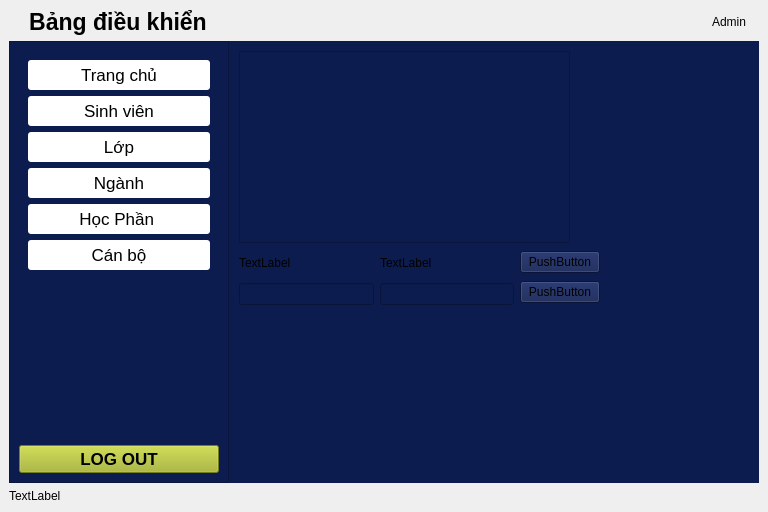
This is gui/quantri.ui in trungnguyen9999/StudentCheckedFace as Qt 5 draws it before an edit. The edited form follows.
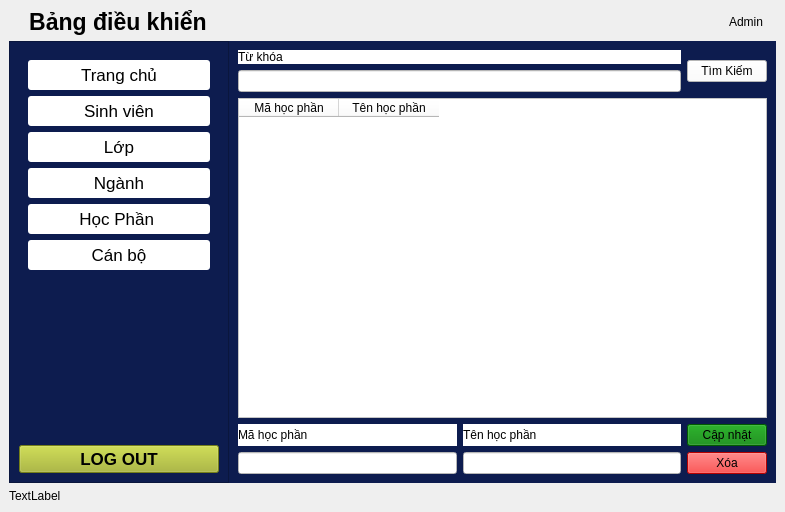
This is the edited form. Icons and pictures are not drawn.

The edit to the form file:
```diff
--- a/gui/quantri.ui
+++ b/gui/quantri.ui
@@ -6,7 +6,7 @@
    <rect>
     <x>0</x>
     <y>0</y>
-    <width>768</width>
+    <width>785</width>
     <height>512</height>
    </rect>
   </property>
@@ -375,37 +375,87 @@
          </widget>
         </widget>
         <widget class="QWidget" name="hocphan">
-         <widget class="QTableView" name="tableView">
-          <property name="geometry">
-           <rect>
-            <x>10</x>
-            <y>10</y>
-            <width>331</width>
-            <height>192</height>
-           </rect>
-          </property>
-         </widget>
-         <widget class="QWidget" name="">
-          <property name="geometry">
-           <rect>
-            <x>10</x>
-            <y>208</y>
-            <width>361</width>
-            <height>56</height>
-           </rect>
-          </property>
+         <layout class="QGridLayout" name="gridLayout_8">
+          <item row="0" column="0">
+           <layout class="QVBoxLayout" name="verticalLayout_20">
+            <item>
+             <layout class="QHBoxLayout" name="horizontalLayout_8">
+              <item>
+               <layout class="QVBoxLayout" name="verticalLayout_19">
+                <item>
+                 <widget class="QLabel" name="label_19">
+                  <property name="styleSheet">
+                   <string notr="true">background-color:white;</string>
+                  </property>
+                  <property name="text">
+                   <string>Từ khóa</string>
+                  </property>
+                 </widget>
+                </item>
+                <item>
+                 <widget class="QLineEdit" name="edtTimKiemHocPhan">
+                  <property name="styleSheet">
+                   <string notr="true">background-color:white;</string>
+                  </property>
+                 </widget>
+                </item>
+               </layout>
+              </item>
+              <item>
+               <widget class="QPushButton" name="btnTimKiemHocPhan">
+                <property name="styleSheet">
+                 <string notr="true">background-color:white;</string>
+                </property>
+                <property name="text">
+                 <string>Tìm Kiếm</string>
+                </property>
+               </widget>
+              </item>
+             </layout>
+            </item>
+            <item>
+             <widget class="QTableWidget" name="tbHocPhan">
+              <property name="styleSheet">
+               <string notr="true">background-color:white;</string>
+              </property>
+              <property name="editTriggers">
+               <set>QAbstractItemView::NoEditTriggers</set>
+              </property>
+              <property name="selectionBehavior">
+               <enum>QAbstractItemView::SelectRows</enum>
+              </property>
+              <column>
+               <property name="text">
+                <string>Mã học phần</string>
+               </property>
+              </column>
+              <column>
+               <property name="text">
+                <string>Tên học phần</string>
+               </property>
+              </column>
+             </widget>
+            </item>
+            <item>
           <layout class="QHBoxLayout" name="horizontalLayout_7">
            <item>
             <layout class="QVBoxLayout" name="verticalLayout_16">
              <item>
               <widget class="QLabel" name="label_6">
+                  <property name="styleSheet">
+                   <string notr="true">background-color:white;</string>
+                  </property>
                <property name="text">
-                <string>TextLabel</string>
+                   <string>Mã học phần</string>
                </property>
               </widget>
              </item>
              <item>
-              <widget class="QLineEdit" name="lineEdit"/>
+                 <widget class="QLineEdit" name="edtMaHocPhan">
+                  <property name="styleSheet">
+                   <string notr="true">background-color:white;</string>
+                  </property>
+                 </widget>
              </item>
             </layout>
            </item>
@@ -413,36 +463,52 @@
             <layout class="QVBoxLayout" name="verticalLayout_17">
              <item>
               <widget class="QLabel" name="label_17">
+                  <property name="styleSheet">
+                   <string notr="true">background-color:white;</string>
+                  </property>
                <property name="text">
-                <string>TextLabel</string>
+                   <string>Tên học phần</string>
                </property>
               </widget>
              </item>
              <item>
-              <widget class="QLineEdit" name="lineEdit_2"/>
+                 <widget class="QLineEdit" name="edtTenHocPhan">
+                  <property name="styleSheet">
+                   <string notr="true">background-color:white;</string>
+                  </property>
+                 </widget>
              </item>
             </layout>
            </item>
            <item>
             <layout class="QVBoxLayout" name="verticalLayout_18">
              <item>
-              <widget class="QPushButton" name="pushButton">
+                 <widget class="QPushButton" name="btnCapNhatHocPhan">
+                  <property name="styleSheet">
+                   <string notr="true">background-color:green;</string>
+                  </property>
                <property name="text">
-                <string>PushButton</string>
+                   <string>Cập nhật</string>
                </property>
               </widget>
              </item>
              <item>
-              <widget class="QPushButton" name="pushButton_2">
+                 <widget class="QPushButton" name="btnXoaHocPhan">
+                  <property name="styleSheet">
+                   <string notr="true">background-color:red;</string>
+                  </property>
                <property name="text">
-                <string>PushButton</string>
+                   <string>Xóa</string>
                </property>
               </widget>
              </item>
             </layout>
            </item>
           </layout>
-         </widget>
+            </item>
+           </layout>
+          </item>
+         </layout>
         </widget>
         <widget class="QWidget" name="giangvien">
          <layout class="QGridLayout" name="gridLayout_7">
```
Left out of the diff: 171 changed lines with no effect on the pictures. Lines whose indentation alone changed are shown as unchanged.
